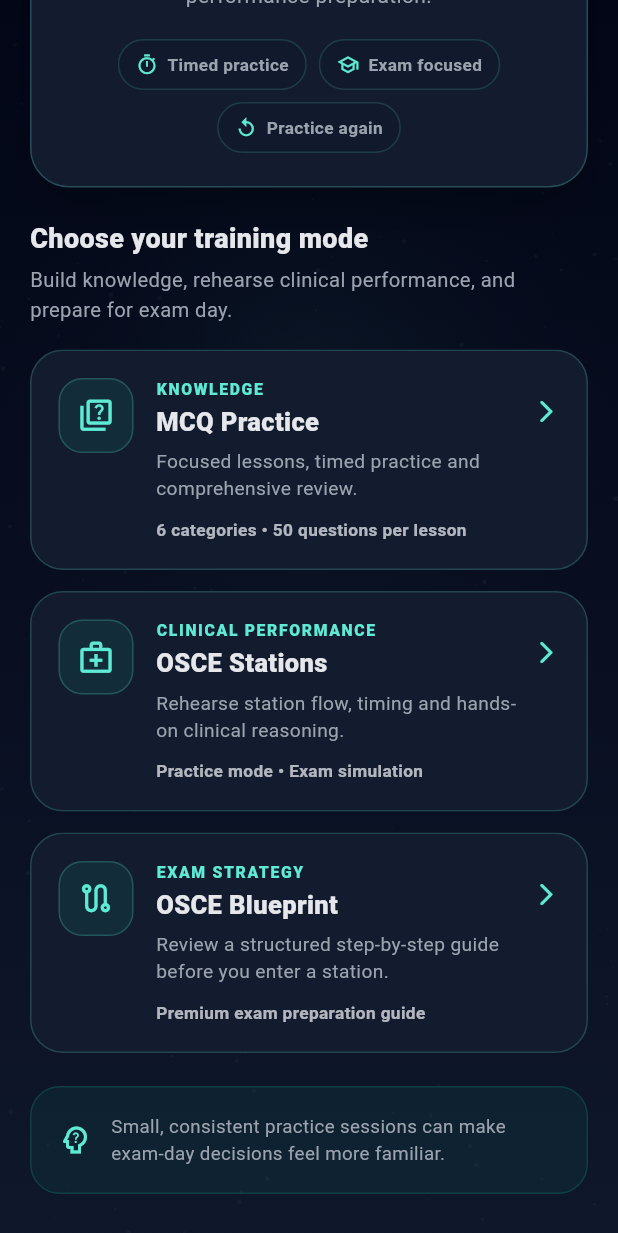
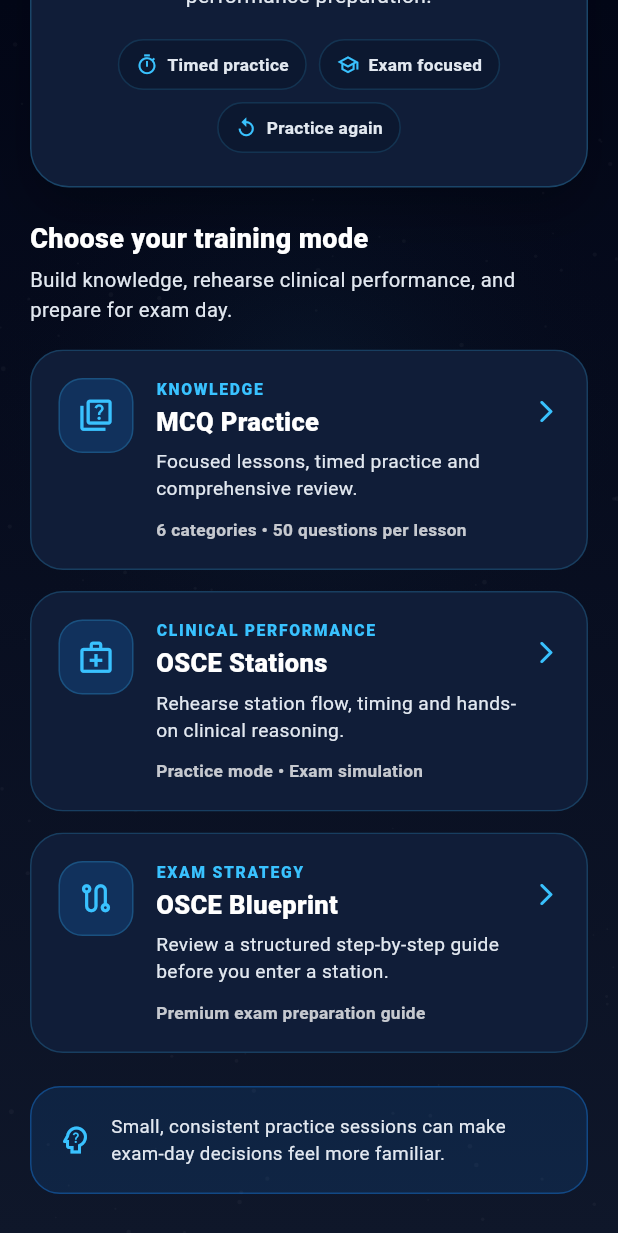
Before and after one commit to BlockProperty/MuscleMind, a Flutter app: the screen it shows after launch, scrolled down 331 dp, on a phone screen of 412 x 824 dp. Shown: the top 1233 px of the screen. Run offline on Flutter 3.47's test engine with Material 3 defaults, Android fonts, the phone set to English and light mode, and no system bars; our stand-ins replace cloud_firestore, firebase_core, hive, hive_flutter, in_app_purchase, just_audio and 2 more; missing offline and left inert: in_app_purchase_android; accounts and stored records are empty.

Commit message:
Adopt electric blue high-contrast MuscleMind theme

```diff
--- a/lib/theme/lux_theme.dart
+++ b/lib/theme/lux_theme.dart
@@ -1,21 +1,22 @@
 import 'package:flutter/material.dart';
 
 class LuxTheme {
-  // Deep Teal Clinical Luxe
-  static const Color primary = Color(0xFF0F766E);
-  static const Color primaryDark = Color(0xFF0B5F59);
-  static const Color accentGlow = Color(0xFF5EEAD4);
+  // MuscleMind electric-blue identity
+  static const Color primary = Color(0xFF168BFF);
+  static const Color primaryDark = Color(0xFF075BB5);
+  static const Color accentGlow = Color(0xFF39C2FF);
 
-  // Premium background (not pure black)
-  static const Color black = Color(0xFF0F172A); // deep navy-slate
-  static const Color panel = Color(0xFF131C2F); // glass surface
-  static const Color panelAlt = Color(0xFF1A263D);
+  // Deep navy surfaces keep the electric blue vivid without using pure black.
+  static const Color black = Color(0xFF071226);
+  static const Color panel = Color(0xFF101D38);
+  static const Color panelAlt = Color(0xFF172746);
 
-  // Backward-compatible name used across UI
+  // Backward-compatible name used across older UI.
   static const Color gold = accentGlow;
 
-  static const Color textPrimary = Color(0xFFE5E7EB);
-  static const Color textSecondary = Color(0xFF9CA3AF);
+  // High-contrast typography for clearer reading on phone screens.
+  static const Color textPrimary = Color(0xFFFFFFFF);
+  static const Color textSecondary = Color(0xFFE2E8F0);
   static const Color danger = Color(0xFFEF4444);
   static const Color warning = Color(0xFFF59E0B);
 
@@ -36,9 +37,7 @@ class LuxTheme {
 
     final OutlineInputBorder inputBorder = OutlineInputBorder(
       borderRadius: BorderRadius.circular(18),
-      borderSide: BorderSide(
-        color: accentGlow.withOpacity(0.18),
-      ),
+      borderSide: BorderSide(color: accentGlow.withValues(alpha: 0.34)),
     );
 
     return ThemeData(
@@ -47,7 +46,7 @@ class LuxTheme {
       colorScheme: scheme,
       scaffoldBackgroundColor: black,
       canvasColor: black,
-      splashColor: accentGlow.withOpacity(0.08),
+      splashColor: accentGlow.withValues(alpha: 0.10),
       highlightColor: Colors.transparent,
       appBarTheme: const AppBarTheme(
         backgroundColor: Colors.transparent,
@@ -58,7 +57,7 @@ class LuxTheme {
         surfaceTintColor: Colors.transparent,
         titleTextStyle: TextStyle(
           fontSize: 20,
-          fontWeight: FontWeight.w800,
+          fontWeight: FontWeight.w900,
           letterSpacing: 0.4,
           color: textPrimary,
         ),
@@ -80,7 +79,7 @@ class LuxTheme {
         ),
         titleTextStyle: TextStyle(
           fontSize: 20,
-          fontWeight: FontWeight.w800,
+          fontWeight: FontWeight.w900,
           color: textPrimary,
         ),
         contentTextStyle: TextStyle(
@@ -95,28 +94,20 @@ class LuxTheme {
         contentTextStyle: const TextStyle(
           color: textPrimary,
           fontSize: 14,
-          fontWeight: FontWeight.w600,
+          fontWeight: FontWeight.w700,
         ),
-        shape: RoundedRectangleBorder(
-          borderRadius: BorderRadius.circular(16),
-        ),
+        shape: RoundedRectangleBorder(borderRadius: BorderRadius.circular(16)),
       ),
       dividerTheme: DividerThemeData(
-        color: accentGlow.withOpacity(0.22),
+        color: accentGlow.withValues(alpha: 0.30),
         thickness: 1,
         space: 1,
       ),
       inputDecorationTheme: InputDecorationTheme(
         filled: true,
         fillColor: panelAlt,
-        contentPadding: const EdgeInsets.symmetric(
-          horizontal: 16,
-          vertical: 14,
-        ),
-        hintStyle: const TextStyle(
-          color: textSecondary,
-          fontSize: 14,
-        ),
+        contentPadding: const EdgeInsets.symmetric(horizontal: 16, vertical: 14),
+        hintStyle: const TextStyle(color: textSecondary, fontSize: 14),
         labelStyle: const TextStyle(
           color: textSecondary,
           fontSize: 14,
@@ -126,37 +117,29 @@ class LuxTheme {
         enabledBorder: inputBorder,
         focusedBorder: inputBorder.copyWith(
           borderSide: BorderSide(
-            color: accentGlow.withOpacity(0.55),
-            width: 1.4,
+            color: accentGlow.withValues(alpha: 0.85),
+            width: 1.5,
           ),
         ),
         errorBorder: inputBorder.copyWith(
-          borderSide: const BorderSide(
-            color: danger,
-            width: 1.2,
-          ),
+          borderSide: const BorderSide(color: danger, width: 1.2),
         ),
         focusedErrorBorder: inputBorder.copyWith(
-          borderSide: const BorderSide(
-            color: danger,
-            width: 1.4,
-          ),
+          borderSide: const BorderSide(color: danger, width: 1.4),
         ),
       ),
       elevatedButtonTheme: ElevatedButtonThemeData(
         style: ElevatedButton.styleFrom(
           backgroundColor: primary,
           foregroundColor: Colors.white,
-          disabledBackgroundColor: primary.withOpacity(0.45),
+          disabledBackgroundColor: primary.withValues(alpha: 0.45),
           disabledForegroundColor: Colors.white70,
           elevation: 0,
           padding: const EdgeInsets.symmetric(vertical: 18, horizontal: 14),
-          shape: RoundedRectangleBorder(
-            borderRadius: BorderRadius.circular(18),
-          ),
+          shape: RoundedRectangleBorder(borderRadius: BorderRadius.circular(18)),
           textStyle: const TextStyle(
             fontSize: 16,
-            fontWeight: FontWeight.w800,
+            fontWeight: FontWeight.w900,
             letterSpacing: 0.4,
           ),
         ),
@@ -164,14 +147,12 @@ class LuxTheme {
       outlinedButtonTheme: OutlinedButtonThemeData(
         style: OutlinedButton.styleFrom(
           foregroundColor: accentGlow,
-          side: BorderSide(color: accentGlow.withOpacity(0.38)),
+          side: BorderSide(color: accentGlow.withValues(alpha: 0.65)),
           padding: const EdgeInsets.symmetric(vertical: 18, horizontal: 14),
-          shape: RoundedRectangleBorder(
-            borderRadius: BorderRadius.circular(18),
-          ),
+          shape: RoundedRectangleBorder(borderRadius: BorderRadius.circular(18)),
           textStyle: const TextStyle(
             fontSize: 16,
-            fontWeight: FontWeight.w800,
+            fontWeight: FontWeight.w900,
             letterSpacing: 0.4,
           ),
         ),
@@ -181,17 +162,13 @@ class LuxTheme {
           foregroundColor: accentGlow,
           textStyle: const TextStyle(
             fontSize: 14,
-            fontWeight: FontWeight.w700,
+            fontWeight: FontWeight.w800,
             letterSpacing: 0.2,
           ),
         ),
       ),
-      progressIndicatorTheme: const ProgressIndicatorThemeData(
-        color: accentGlow,
-      ),
-      iconTheme: const IconThemeData(
-        color: textPrimary,
-      ),
+      progressIndicatorTheme: const ProgressIndicatorThemeData(color: accentGlow),
+      iconTheme: const IconThemeData(color: textPrimary),
       textTheme: const TextTheme(
         headlineSmall: TextStyle(
           fontSize: 22,
@@ -201,13 +178,13 @@ class LuxTheme {
         ),
         titleLarge: TextStyle(
           fontSize: 18,
-          fontWeight: FontWeight.w800,
+          fontWeight: FontWeight.w900,
           letterSpacing: 0.3,
           color: textPrimary,
         ),
         titleMedium: TextStyle(
           fontSize: 16,
-          fontWeight: FontWeight.w700,
+          fontWeight: FontWeight.w800,
           letterSpacing: 0.4,
           color: textPrimary,
         ),
```
